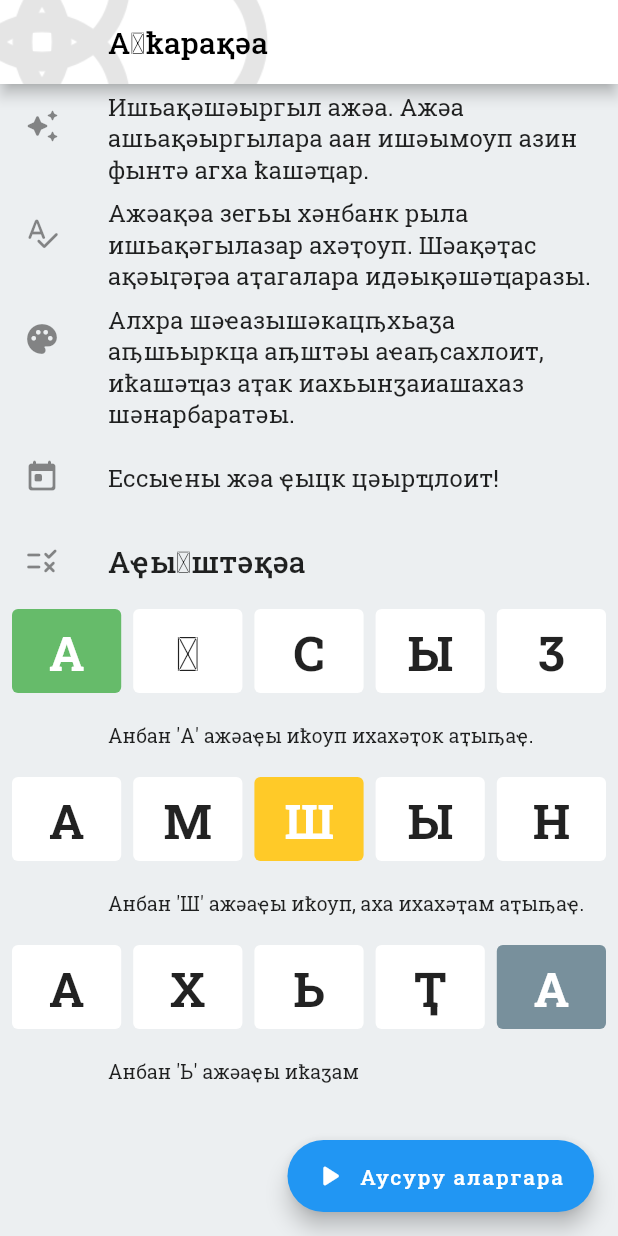
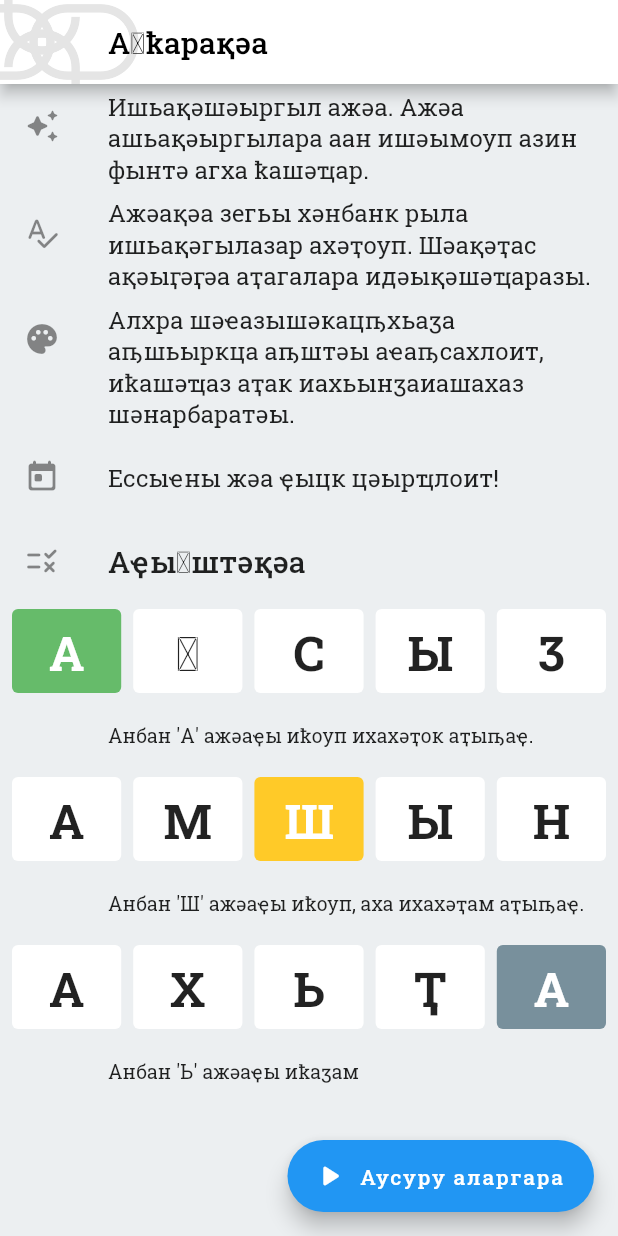
Before and after one commit to raxysstudios/mecel, a Flutter app: the screen it shows after launch, after a tap on "Abkhaz", on a phone screen of 412 x 824 dp. Run offline on Flutter 3.47's test engine with Material 2 defaults, Android fonts, the light colour scheme and no system bars; our stand-ins replace google_fonts, package_info_plus, shared_preferences.

Commit message:
Rescale raxys logo

```diff
--- a/lib/modules/game/screens/help.dart
+++ b/lib/modules/game/screens/help.dart
@@ -42,7 +42,7 @@ class HelpScreen extends StatelessWidget {
   Widget build(BuildContext context) {
     return Scaffold(
       appBar: AppBar(
-        leading: const Raxys(),
+        leading: const Raxys(scale: 3),
         title: Text(context.lclz('howTo')),
       ),
       floatingActionButton: FloatingActionButton.extended(
```
